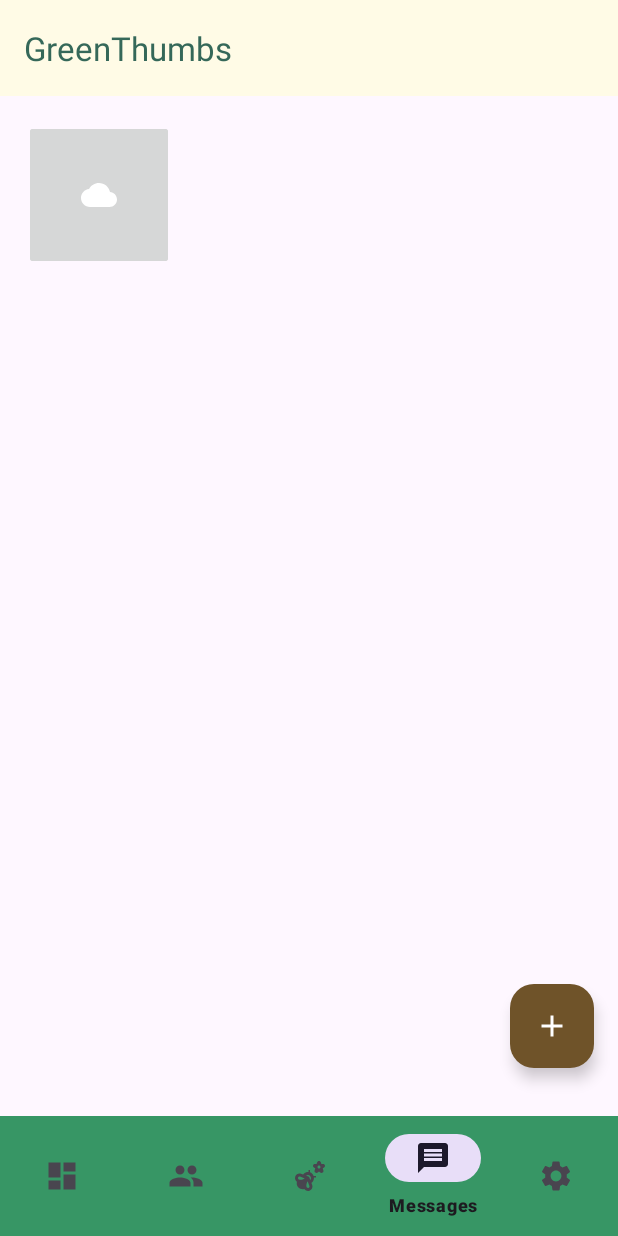
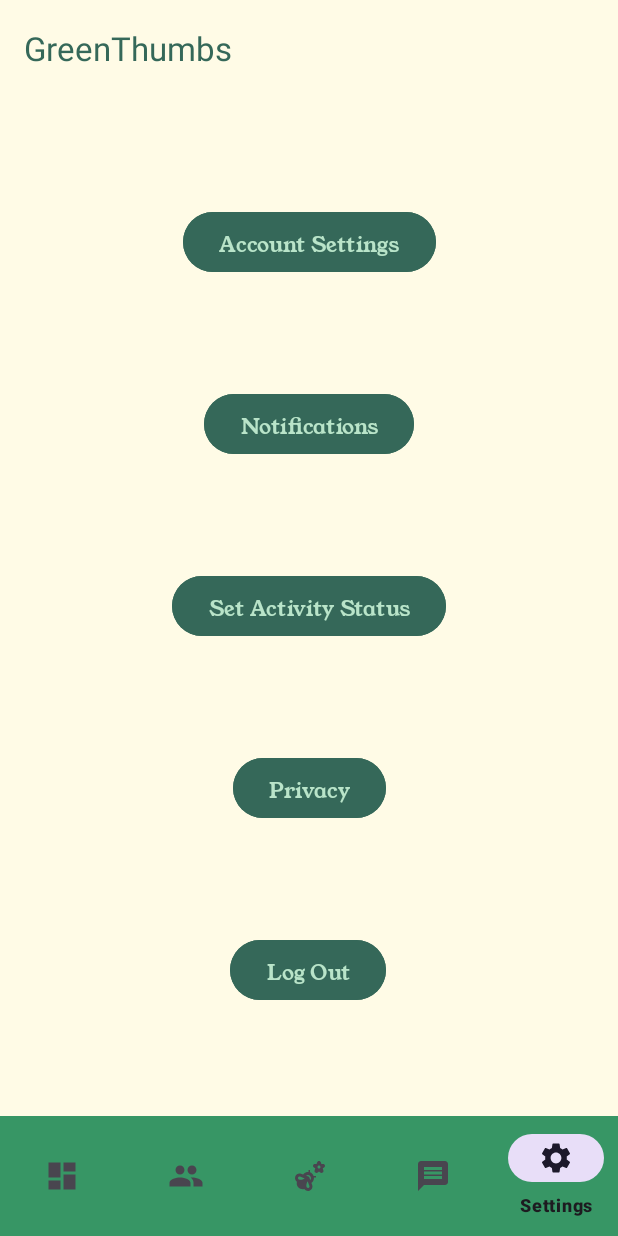
Before and after one commit to CS5520FeinbergFall2023/group-project-group-10, an Android app: the screen it shows after launch once a user with an empty profile is signed in (MainActivity), item 5 of the bottom bar chosen, on a phone screen of 412 x 824 dp. Run offline under Robolectric (Android 15) with nearby library versions, the light colour scheme and no system bars; our stand-ins replace Firebase (no records; nobody signed in at launch, a user with empty details on screens opened directly); pictures from the network do not load.

Commit message:
Started work on the settings fragment

```diff
--- a/app/src/main/java/northeastern/cs5520fa23/greenthumbs/MainActivity.java
+++ b/app/src/main/java/northeastern/cs5520fa23/greenthumbs/MainActivity.java
@@ -23,6 +23,7 @@ import com.google.firebase.auth.FirebaseUser;
 
 import northeastern.cs5520fa23.greenthumbs.viewmodel.Dashboard.DashboardFragment;
 import northeastern.cs5520fa23.greenthumbs.viewmodel.Garden.GardenFragment;
+import northeastern.cs5520fa23.greenthumbs.viewmodel.Settings.SettingsFragment;
 import northeastern.cs5520fa23.greenthumbs.viewmodel.SocialFeed.SocialFragment;
 import northeastern.cs5520fa23.greenthumbs.viewmodel.SocialFeed.CreatePostFragment;
 
@@ -34,6 +35,8 @@ public class MainActivity extends AppCompatActivity {
     private DashboardFragment dashboardFragment = new DashboardFragment();
     private SocialFragment socialFragment = new SocialFragment();
     private GardenFragment gardenFragment = new GardenFragment();
+
+    private SettingsFragment settingsFragment = new SettingsFragment();
     private CreatePostFragment createPostFragment = new CreatePostFragment();
     private MessageHomeFragment messageHomeFragment = new MessageHomeFragment();
 
@@ -81,8 +84,8 @@ public class MainActivity extends AppCompatActivity {
                 getSupportFragmentManager().beginTransaction().replace(R.id.main_frame, gardenFragment).commit();
                 return true;
             } else if (item.getItemId() == R.id.settings_menu_item) {
-                //getSupportFragmentManager().beginTransaction().replace(R.id.main_frame, createPostFragment).commit();
-                //return true;
+                getSupportFragmentManager().beginTransaction().replace(R.id.main_frame, settingsFragment).commit();
+                return true;
             } else if (item.getItemId() == R.id.messages_menu_item) {
                 getSupportFragmentManager().beginTransaction().replace(R.id.main_frame, messageHomeFragment).commit();
                 return true;
--- /dev/null
+++ b/app/src/main/java/northeastern/cs5520fa23/greenthumbs/viewmodel/Settings/SettingsFragment.java
@@ -0,0 +1,46 @@
+package northeastern.cs5520fa23.greenthumbs.viewmodel.Settings;
+
+import android.os.Bundle;
+import android.view.LayoutInflater;
+import android.view.View;
+import android.view.ViewGroup;
+
+import androidx.fragment.app.Fragment;
+
+import northeastern.cs5520fa23.greenthumbs.R;
+import northeastern.cs5520fa23.greenthumbs.viewmodel.Garden.GardenFragment;
+
+public class SettingsFragment extends Fragment {
+    private static final String ARG_PARAM1 = "param1";
+    private static final String ARG_PARAM2 = "param2";
+    private String mParam1;
+    private String mParam2;
+
+    public SettingsFragment(){
+
+    }
+
+    public static SettingsFragment newInstance(String param1, String param2) {
+        SettingsFragment fragment = new SettingsFragment();
+        Bundle args = new Bundle();
+        args.putString(ARG_PARAM1, param1);
+        args.putString(ARG_PARAM2, param2);
+        fragment.setArguments(args);
+        return fragment;
+    }
+
+    @Override
+    public void onCreate(Bundle savedInstanceState) {
+        super.onCreate(savedInstanceState);
+        if (getArguments() != null) {
+            mParam1 = getArguments().getString(ARG_PARAM1);
+            mParam2 = getArguments().getString(ARG_PARAM2);
+        }
+    }
+
+    @Override
+    public View onCreateView(LayoutInflater inflater, ViewGroup container,
+                             Bundle savedInstanceState) {
+        return inflater.inflate(R.layout.fragment_settings, container, false);
+    }
+}
--- /dev/null
+++ b/app/src/main/res/layout/fragment_settings.xml
@@ -0,0 +1,81 @@
+<?xml version="1.0" encoding="utf-8"?>
+<androidx.constraintlayout.widget.ConstraintLayout xmlns:android="http://schemas.android.com/apk/res/android"
+    xmlns:app="http://schemas.android.com/apk/res-auto"
+    xmlns:tools="http://schemas.android.com/tools"
+    android:background="@color/light_yellow"
+    android:layout_width="match_parent"
+    android:layout_height="match_parent">
+
+    <Button
+        android:id="@+id/AccountSettingsbtn"
+        android:fontFamily="@font/youngserifregular"
+        android:layout_width="wrap_content"
+        android:layout_height="wrap_content"
+        android:backgroundTint="@color/dark_green"
+        android:textColor="@color/light_green"
+        android:text="@string/account_settings"
+        app:layout_constraintBottom_toTopOf="@+id/Notificationsbtn"
+        app:layout_constraintTop_toTopOf="parent"
+        app:layout_constraintEnd_toEndOf="parent"
+        app:layout_constraintStart_toStartOf="parent"
+         />
+
+    <Button
+        android:id="@+id/Notificationsbtn"
+        android:textColor="@color/light_green"
+        android:layout_width="wrap_content"
+        android:layout_height="wrap_content"
+        android:fontFamily="@font/youngserifregular"
+        android:backgroundTint="@color/dark_green"
+        android:text="@string/notifications"
+        app:layout_constraintTop_toBottomOf="@id/AccountSettingsbtn"
+        app:layout_constraintBottom_toTopOf="@id/ActivityStatusbtn"
+        app:layout_constraintEnd_toEndOf="parent"
+        app:layout_constraintStart_toStartOf="parent"
+        />
+
+
+
+    <Button
+        android:id="@+id/ActivityStatusbtn"
+        android:textColor="@color/light_green"
+        android:fontFamily="@font/youngserifregular"
+        android:backgroundTint="@color/dark_green"
+        android:layout_width="wrap_content"
+        android:layout_height="wrap_content"
+        android:text="@string/set_activity_status"
+        app:layout_constraintBottom_toTopOf="@id/Privacybtn"
+        app:layout_constraintTop_toBottomOf="@id/Notificationsbtn"
+        app:layout_constraintEnd_toEndOf="parent"
+        app:layout_constraintStart_toStartOf="parent"
+         />
+
+    <Button
+        android:id="@+id/Privacybtn"
+        android:textColor="@color/light_green"
+        android:fontFamily="@font/youngserifregular"
+        android:backgroundTint="@color/dark_green"
+        android:layout_width="wrap_content"
+        android:layout_height="wrap_content"
+        android:text="@string/privacy"
+        app:layout_constraintBottom_toTopOf="@id/LogOutBtn"
+        app:layout_constraintEnd_toEndOf="parent"
+        app:layout_constraintStart_toStartOf="parent"
+        app:layout_constraintTop_toBottomOf="@+id/ActivityStatusbtn" />
+
+    <Button
+        android:id="@+id/LogOutBtn"
+        android:textColor="@color/light_green"
+        android:fontFamily="@font/youngserifregular"
+        android:backgroundTint="@color/dark_green"
+        android:layout_width="wrap_content"
+        android:layout_height="wrap_content"
+        android:text="@string/log_out"
+        app:layout_constraintBottom_toBottomOf="parent"
+        app:layout_constraintEnd_toEndOf="parent"
+        app:layout_constraintHorizontal_bias="0.498"
+        app:layout_constraintStart_toStartOf="parent"
+        app:layout_constraintTop_toBottomOf="@+id/Privacybtn"
+        app:layout_constraintVertical_bias="0.689" />
+
+</androidx.constraintlayout.widget.ConstraintLayout>
--- a/app/src/main/res/values/strings.xml
+++ b/app/src/main/res/values/strings.xml
@@ -101,4 +101,9 @@
     <string name="enter">Enter</string>
     <string name="first_name">First Name</string>
     <string name="last_name">Last Name</string>
+    <string name="account_settings">Account Settings</string>
+    <string name="notifications">Notifications</string>
+    <string name="log_out">Log Out</string>
+    <string name="set_activity_status">Set Activity Status</string>
+    <string name="privacy">Privacy</string>
 </resources>
```
